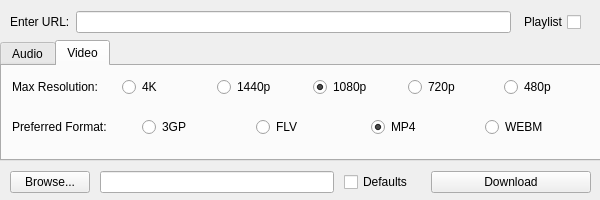
Qt form src/ytdl.ui (JaGoLi/ytdl-gui) before a commit.
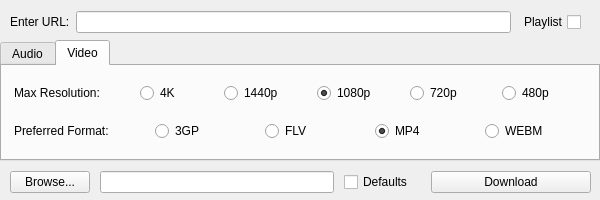
The same form after that commit. The open tabs and pages were chosen to show the change.

Commit message: improved button spacing in user interface

```diff
--- a/src/ytdl.ui
+++ b/src/ytdl.ui
@@ -40,10 +40,22 @@
      <rect>
       <x>0</x>
       <y>40</y>
-      <width>611</width>
+      <width>600</width>
       <height>121</height>
      </rect>
     </property>
+    <property name="sizePolicy">
+     <sizepolicy hsizetype="Fixed" vsizetype="Fixed">
+      <horstretch>0</horstretch>
+      <verstretch>0</verstretch>
+     </sizepolicy>
+    </property>
+    <property name="maximumSize">
+     <size>
+      <width>16777215</width>
+      <height>16777215</height>
+     </size>
+    </property>
     <property name="currentIndex">
      <number>0</number>
     </property>
@@ -217,99 +229,44 @@
      <attribute name="title">
       <string>Video</string>
      </attribute>
+     <layout class="QVBoxLayout" name="verticalLayout_2">
+      <item>
+       <layout class="QHBoxLayout" name="horizontalLayout_3">
+        <property name="leftMargin">
+         <number>3</number>
+        </property>
+        <property name="bottomMargin">
+         <number>2</number>
+        </property>
+        <item>
      <widget class="QLabel" name="labelResolution">
-      <property name="geometry">
-       <rect>
-        <x>10</x>
-        <y>10</y>
-        <width>111</width>
-        <height>21</height>
-       </rect>
+          <property name="maximumSize">
+           <size>
+            <width>120</width>
+            <height>16777215</height>
+           </size>
       </property>
       <property name="text">
        <string>Max Resolution:</string>
       </property>
      </widget>
-     <widget class="QLabel" name="labelVFormat">
-      <property name="geometry">
-       <rect>
-        <x>10</x>
-        <y>50</y>
-        <width>121</width>
-        <height>21</height>
-       </rect>
-      </property>
-      <property name="text">
-       <string>Preferred Format:</string>
-      </property>
-     </widget>
-     <widget class="QWidget" name="layoutWidget">
-      <property name="geometry">
-       <rect>
-        <x>140</x>
-        <y>50</y>
-        <width>451</width>
-        <height>23</height>
-       </rect>
-      </property>
-      <layout class="QHBoxLayout" name="radiosVFormat">
-       <item>
-        <widget class="QRadioButton" name="radio3GP">
-         <property name="text">
-          <string>3GP</string>
-         </property>
-         <attribute name="buttonGroup">
-          <string notr="true">VFormatGroup</string>
-         </attribute>
-        </widget>
        </item>
        <item>
-        <widget class="QRadioButton" name="radioFLV">
-         <property name="text">
-          <string>FLV</string>
-         </property>
-         <attribute name="buttonGroup">
-          <string notr="true">VFormatGroup</string>
-         </attribute>
-        </widget>
-       </item>
-       <item>
-        <widget class="QRadioButton" name="radioMP4">
-         <property name="text">
-          <string>MP4</string>
-         </property>
-         <property name="checked">
-          <bool>true</bool>
-         </property>
-         <attribute name="buttonGroup">
-          <string notr="true">VFormatGroup</string>
-         </attribute>
-        </widget>
-       </item>
-       <item>
-        <widget class="QRadioButton" name="radioWEBM">
-         <property name="text">
-          <string>WEBM</string>
-         </property>
-         <attribute name="buttonGroup">
-          <string notr="true">VFormatGroup</string>
-         </attribute>
-        </widget>
-       </item>
-      </layout>
-     </widget>
-     <widget class="QWidget" name="layoutWidget">
-      <property name="geometry">
-       <rect>
-        <x>120</x>
-        <y>10</y>
-        <width>471</width>
-        <height>23</height>
-       </rect>
-      </property>
       <layout class="QHBoxLayout" name="radiosResolution">
        <item>
         <widget class="QRadioButton" name="radio4K">
+            <property name="minimumSize">
+             <size>
+              <width>0</width>
+              <height>0</height>
+             </size>
+            </property>
+            <property name="maximumSize">
+             <size>
+              <width>78</width>
+              <height>16777215</height>
+             </size>
+            </property>
          <property name="text">
           <string>4K</string>
          </property>
@@ -330,6 +287,24 @@
        </item>
        <item>
         <widget class="QRadioButton" name="radio1080p">
+            <property name="sizePolicy">
+             <sizepolicy hsizetype="Minimum" vsizetype="Fixed">
+              <horstretch>0</horstretch>
+              <verstretch>0</verstretch>
+             </sizepolicy>
+            </property>
+            <property name="minimumSize">
+             <size>
+              <width>87</width>
+              <height>0</height>
+             </size>
+            </property>
+            <property name="maximumSize">
+             <size>
+              <width>87</width>
+              <height>16777215</height>
+             </size>
+            </property>
          <property name="text">
           <string>1080p</string>
          </property>
@@ -362,7 +337,80 @@
         </widget>
        </item>
       </layout>
-     </widget>
+        </item>
+       </layout>
+      </item>
+      <item>
+       <layout class="QHBoxLayout" name="horizontalLayout_4">
+        <property name="leftMargin">
+         <number>3</number>
+        </property>
+        <property name="topMargin">
+         <number>2</number>
+        </property>
+        <item>
+         <widget class="QLabel" name="labelVFormat">
+          <property name="maximumSize">
+           <size>
+            <width>135</width>
+            <height>16777215</height>
+           </size>
+          </property>
+          <property name="text">
+           <string>Preferred Format:</string>
+          </property>
+         </widget>
+        </item>
+        <item>
+         <layout class="QHBoxLayout" name="radiosVFormat">
+          <item>
+           <widget class="QRadioButton" name="radio3GP">
+            <property name="text">
+             <string>3GP</string>
+            </property>
+            <attribute name="buttonGroup">
+             <string notr="true">VFormatGroup</string>
+            </attribute>
+           </widget>
+          </item>
+          <item>
+           <widget class="QRadioButton" name="radioFLV">
+            <property name="text">
+             <string>FLV</string>
+            </property>
+            <attribute name="buttonGroup">
+             <string notr="true">VFormatGroup</string>
+            </attribute>
+           </widget>
+          </item>
+          <item>
+           <widget class="QRadioButton" name="radioMP4">
+            <property name="text">
+             <string>MP4</string>
+            </property>
+            <property name="checked">
+             <bool>true</bool>
+            </property>
+            <attribute name="buttonGroup">
+             <string notr="true">VFormatGroup</string>
+            </attribute>
+           </widget>
+          </item>
+          <item>
+           <widget class="QRadioButton" name="radioWEBM">
+            <property name="text">
+             <string>WEBM</string>
+            </property>
+            <attribute name="buttonGroup">
+             <string notr="true">VFormatGroup</string>
+            </attribute>
+           </widget>
+          </item>
+         </layout>
+        </item>
+       </layout>
+      </item>
+     </layout>
     </widget>
    </widget>
    <widget class="QWidget" name="layoutWidget">
@@ -397,7 +445,7 @@
      </item>
     </layout>
    </widget>
-   <widget class="QWidget" name="">
+   <widget class="QWidget" name="layoutWidget1">
     <property name="geometry">
      <rect>
       <x>10</x>
```
Left out of the diff: 178 changed lines with no effect on the pictures. Lines whose indentation alone changed are shown as unchanged.
